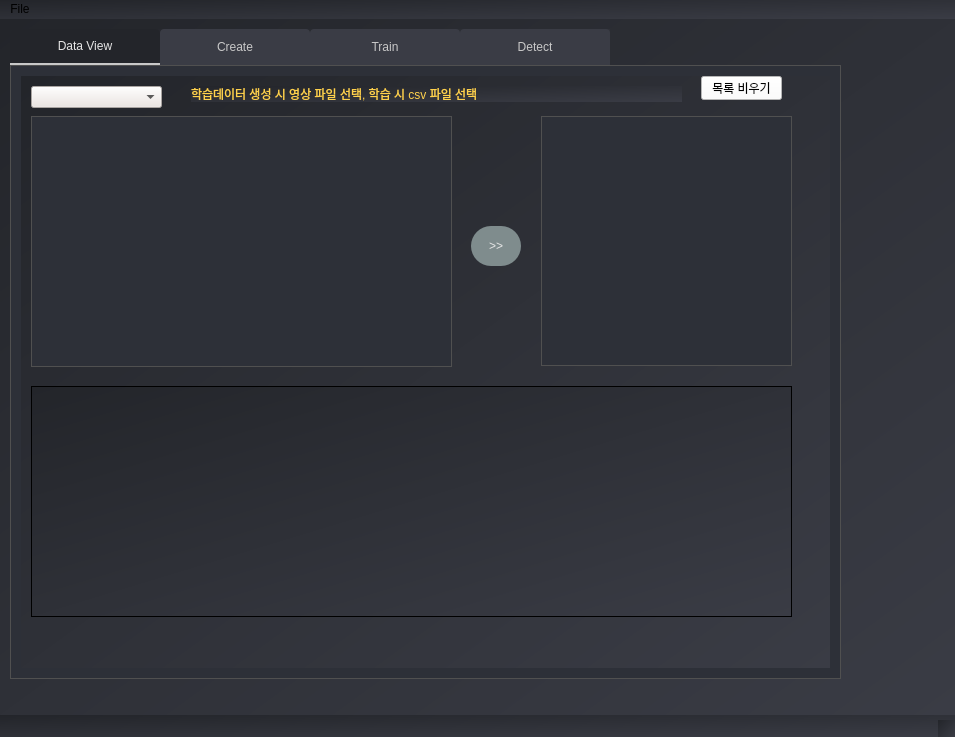
First picture: the form in AiFileDetector_2024/UI_Design/new.ui, repository jamemanionda/AiFileDetector_2024, before the edit.
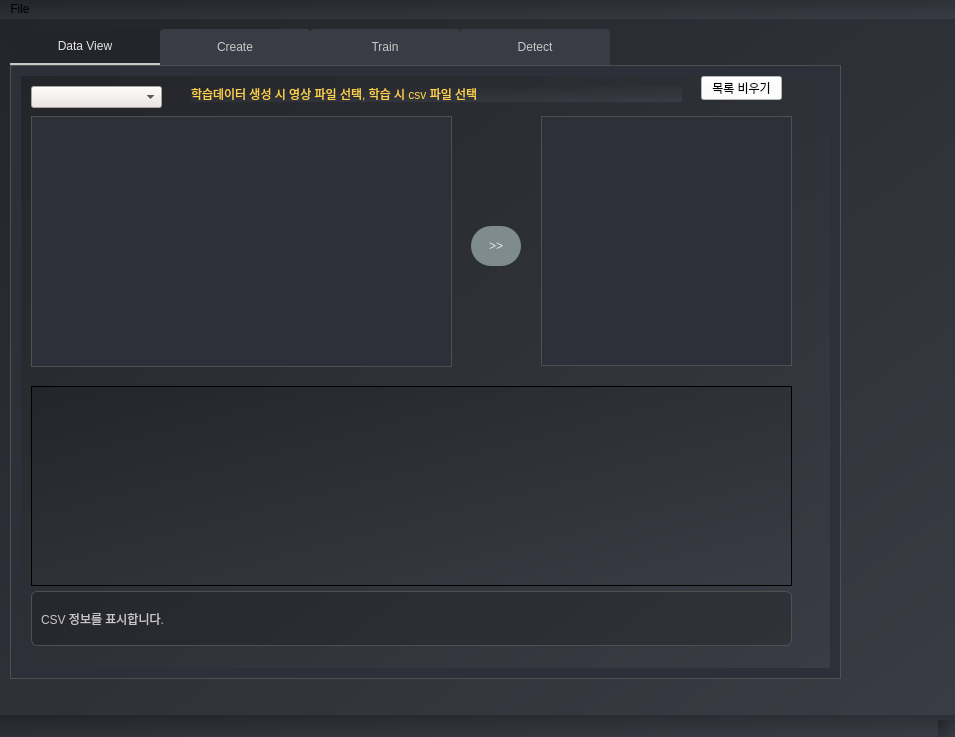
Second picture: the form after the edit. The open tabs and pages were chosen to show the change.

Diff of the .ui file:
```diff
--- a/AiFileDetector_2024/UI_Design/new.ui
+++ b/AiFileDetector_2024/UI_Design/new.ui
@@ -177,7 +177,7 @@
         <x>10</x>
         <y>310</y>
         <width>761</width>
-        <height>231</height>
+        <height>200</height>
        </rect>
       </property>
       <property name="styleSheet">
@@ -200,6 +200,30 @@
 }</string>
       </property>
      </widget>
+     <widget class="QLabel" name="csv_info_label">
+      <property name="geometry">
+       <rect>
+        <x>10</x>
+        <y>515</y>
+        <width>761</width>
+        <height>55</height>
+       </rect>
+      </property>
+      <property name="styleSheet">
+       <string notr="true">color: rgb(200, 200, 200);
+background-color: rgba(0, 0, 0, 40);
+border: 1px solid rgb(80, 80, 80);
+border-radius: 6px;
+padding: 6px;
+font: 9pt &quot;Playfair Display&quot;;</string>
+      </property>
+      <property name="text">
+       <string>CSV 정보를 표시합니다.</string>
+      </property>
+      <property name="wordWrap">
+       <bool>true</bool>
+      </property>
+     </widget>
      <widget class="QLabel" name="label_3">
       <property name="geometry">
        <rect>
```
Left out of the diff: 25 changed lines with no effect on the pictures.
